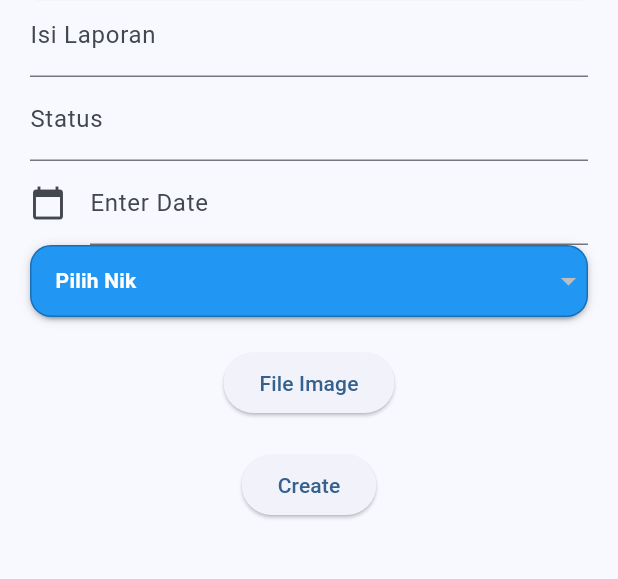
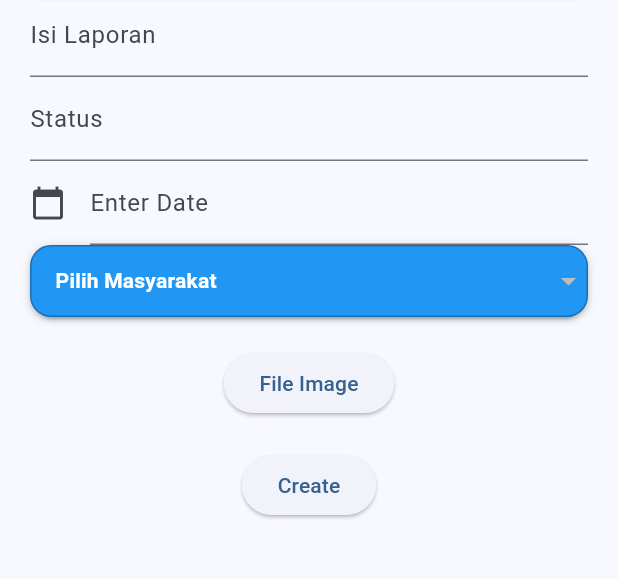
Before and after one commit to ZhafranPratama/pengaduan_flutter, a Flutter app: the CreatePengaduan screen opened by its route, after a tap on "Create", on a phone screen of 412 x 824 dp, the part 121-700 px from its top. Run offline on Flutter 3.47's test engine with Material 2 defaults, Android fonts, the phone set to English and light mode, and no system bars; drawn by our look-alikes of dropdown_button2; our stand-ins replace file_picker, get; network calls fail.

Commit message:
benerin yang salah

```diff
--- a/lib/controllers/MasyarakatController.dart
+++ b/lib/controllers/MasyarakatController.dart
@@ -31,7 +31,7 @@ class MasyarakatController extends GetxController {
     try {
       isLoading.value == true;
       var res =
-          await axios.get(Uri.parse('http://192.168.127.94:5000/masyarakat'));
+          await axios.get(Uri.parse('http://localhost:5000/masyarakat'));
       print(res);
 
       if (res.statusCode == 200) {
@@ -56,7 +56,7 @@ class MasyarakatController extends GetxController {
     };
 
     final response = await axios.post(
-        Uri.parse('http://192.168.127.94:5000/masyarakat'),
+        Uri.parse('http://localhost:5000/masyarakat'),
         headers: {"content-type": "application/json"},
         body: jsonEncode(datas));
     if (response.statusCode == 201) {
@@ -83,7 +83,7 @@ class MasyarakatController extends GetxController {
       "telp": editTelpController.text,
     };
     final response = await axios.patch(
-        Uri.parse('http://192.168.127.94:5000/masyarakat/${nik}'),
+        Uri.parse('http://localhost:5000/masyarakat/${nik}'),
         headers: {"content-type": "application/json"},
         body: jsonEncode(datas));
     if (response.statusCode == 201) {
@@ -102,7 +102,7 @@ class MasyarakatController extends GetxController {
 
   Future<bool> deleteData(nik) async {
     final response = await axios.delete(
-        Uri.parse('http://192.168.127.94:5000/masyarakat/${nik}'),
+        Uri.parse('http://localhost:5000/masyarakat/${nik}'),
         headers: {"content-type": "application/json"});
     if (response.statusCode == 201) {
       return true;
--- a/lib/controllers/PengaduanController.dart
+++ b/lib/controllers/PengaduanController.dart
@@ -25,7 +25,7 @@ class PengaduanController extends GetxController{
     try{
       data.value = [];
       loading.value = true;
-      var response = await axios.get(Uri.parse("http://192.168.235.94:5000/pengaduan"));
+      var response = await axios.get(Uri.parse("http://localhost:5000/pengaduan"));
       loading.value = false;
         final dataPengaduan = jsonDecode(response.body);
         for(Map<String,dynamic> pengaduan in dataPengaduan){
@@ -40,7 +40,7 @@ class PengaduanController extends GetxController{
     if(data["status"] != "0" && data["status"] != "proses" && data["status"] != "selesai") return "Status antara proses,selesai atau 0";
     if(!web.value) return "tidak ada gambar";
 
-    final url = Uri.parse('http://192.168.235.94:5000/pengaduan');
+    final url = Uri.parse('http://localhost:5000/pengaduan');
     var request = axios.MultipartRequest('POST', url);
     request.files.add(
       axios.MultipartFile.fromBytes(
@@ -65,7 +65,7 @@ class PengaduanController extends GetxController{
   updateData (Map data,id) async {
     if(data["status"] != "0" && data["status"] != "proses" && data["status"] != "selesai") return "Status antara proses,selesai atau 0";
 
-    final url = Uri.parse('http://192.168.235.94:5000/pengaduan/${id}');
+    final url = Uri.parse('http://localhost:5000/pengaduan/${id}');
     var request = axios.MultipartRequest('PATCH', url);
     if(imagePicked != null){
       request.files.add(
@@ -94,7 +94,7 @@ class PengaduanController extends GetxController{
     try{
       loading.value = true;
       var response = await axios.delete(
-        Uri.parse("http://192.168.235.94:5000/pengaduan/${id}"),
+        Uri.parse("http://localhost:5000/pengaduan/${id}"),
       );
       loading.value = false;
 
--- a/lib/createPengaduan.dart
+++ b/lib/createPengaduan.dart
@@ -83,7 +83,7 @@ class _CreatePengaduan extends State<CreatePengaduan> {
                         hint: Row(
                           children: [
                             Expanded(
-                              child: Text('Pilih Nik',
+                              child: Text('Pilih Masyarakat',
                                 style: TextStyle(
                                   fontSize: 14,
                                   fontWeight: FontWeight.bold,
@@ -115,7 +115,7 @@ class _CreatePengaduan extends State<CreatePengaduan> {
                         ),
                         items: masyarakatController.listmasyarakat.map((masyarakat) => DropdownMenuItem(
                           value: masyarakat.nik,
-                          child: Text(masyarakat.nik.toString(),style: const TextStyle(fontSize: 14,color: Colors.white)),
+                          child: Text(masyarakat.nama.toString(),style: const TextStyle(fontSize: 14,color: Colors.white)),
                         )).toList(),
                         value: data["nik"],
                         onChanged: (String? value) => data["nik"] = value!,
--- a/lib/readPetugas.dart
+++ b/lib/readPetugas.dart
@@ -58,9 +58,7 @@ class ReadPetugas extends StatelessWidget {
                                     textStyle: const TextStyle(fontSize: 20),
                                   ),
                                   onPressed: () {
-                                    petugasController.deleteData(
-                                        petugasController
-                                            .listpetugas[index].idPetugas);
+                                    petugasController.deleteData(petugasController.listpetugas[index].idPetugas);
                                     // ignore: invalid_use_of_protected_member
                                     petugasController.listpetugas.value.clear();
                                     petugasController.getData();
```
Also changed, not shown: lib/controllers/PetugasController.dart (+4 -4 lines), lib/controllers/TanggapanController.dart (+4 -4 lines), lib/createTanggapan.dart (+4 -4 lines).
